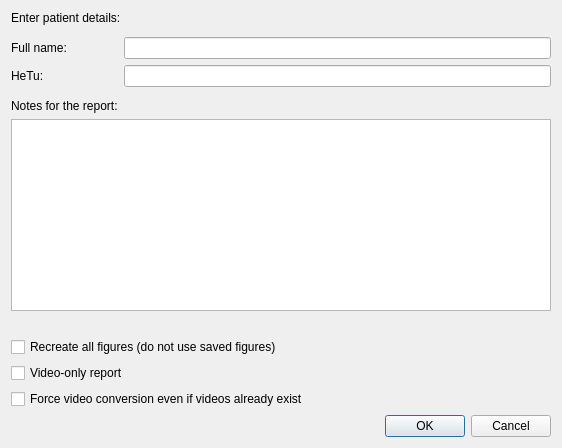
Qt form gaitutils/gui/web_report_info.ui (NCH-Motion-Laboratory/gaitutils) before a commit.
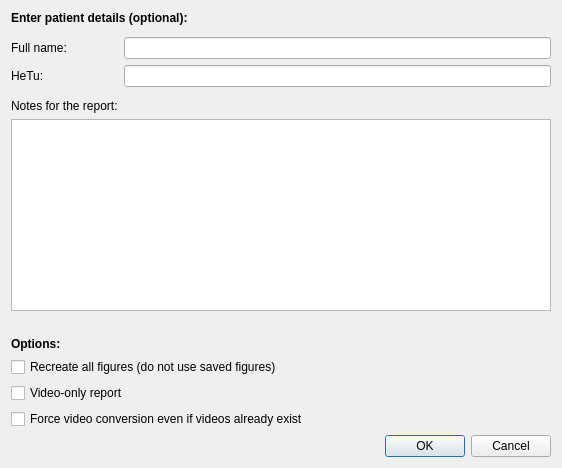
The same form after that commit.

Commit message: tune web report info dialog

The edit to the form file:
```diff
--- a/gaitutils/gui/web_report_info.ui
+++ b/gaitutils/gui/web_report_info.ui
@@ -7,7 +7,7 @@
     <x>0</x>
     <y>0</y>
     <width>562</width>
-    <height>422</height>
+    <height>431</height>
    </rect>
   </property>
   <property name="windowTitle">
@@ -16,8 +16,14 @@
   <layout class="QVBoxLayout" name="verticalLayout">
    <item>
     <widget class="QLabel" name="label">
+     <property name="font">
+      <font>
+       <weight>75</weight>
+       <bold>true</bold>
+      </font>
+     </property>
      <property name="text">
-      <string>Enter patient details:</string>
+      <string>Enter patient details (optional):</string>
      </property>
     </widget>
    </item>
@@ -101,6 +107,19 @@
      </item>
     </layout>
    </item>
+   <item>
+    <widget class="QLabel" name="label_9">
+     <property name="font">
+      <font>
+       <weight>75</weight>
+       <bold>true</bold>
+      </font>
+     </property>
+     <property name="text">
+      <string>Options:</string>
+     </property>
+    </widget>
+   </item>
    <item>
     <widget class="QCheckBox" name="xbRecreatePlots">
      <property name="text">
```
Left out of the diff: 6 changed lines with no effect on the pictures.
